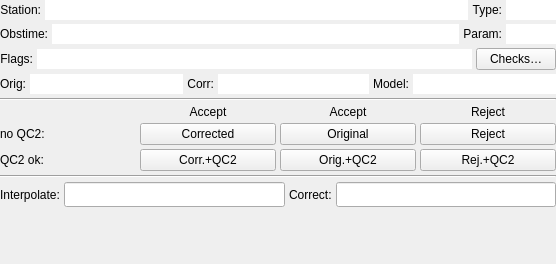
The window that src/simplecorrections.ui (metno/kvhqc) describes before a commit, drawn with Qt 5.
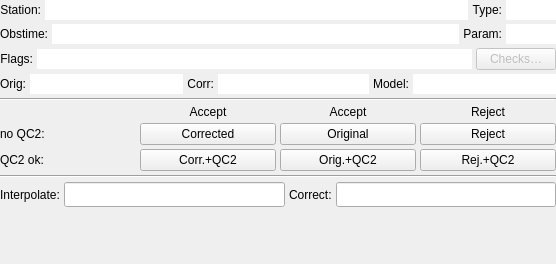
The same window after the commit.

Diff of the .ui file:
```diff
--- a/src/simplecorrections.ui
+++ b/src/simplecorrections.ui
@@ -290,6 +290,9 @@
      </item>
      <item>
       <widget class="QPushButton" name="buttonShowChecks">
+       <property name="enabled">
+        <bool>false</bool>
+       </property>
        <property name="sizePolicy">
         <sizepolicy hsizetype="MinimumExpanding" vsizetype="Fixed">
          <horstretch>0</horstretch>
```
